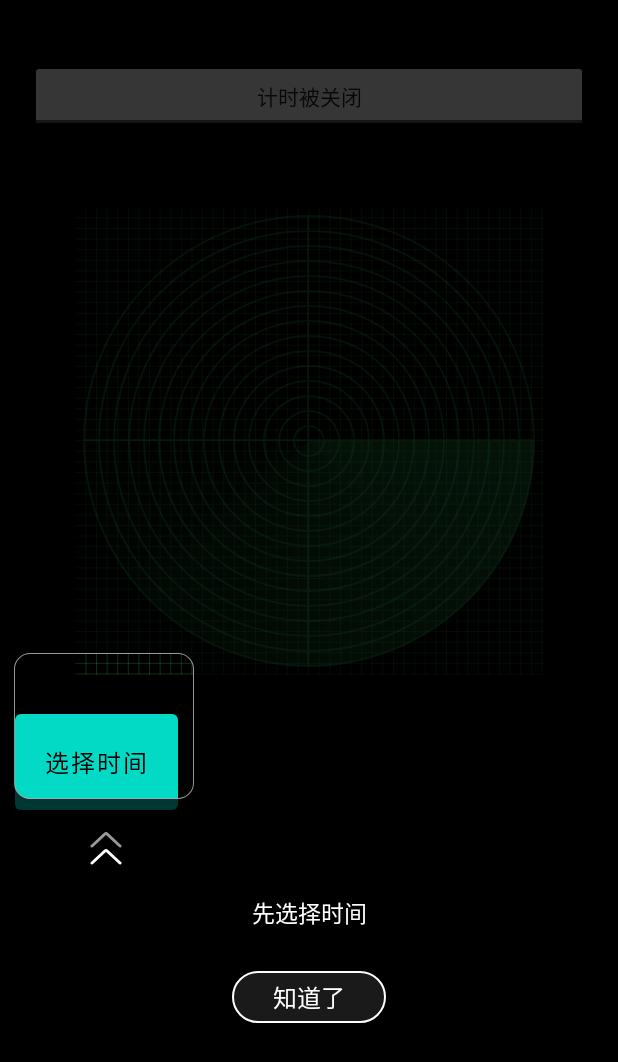
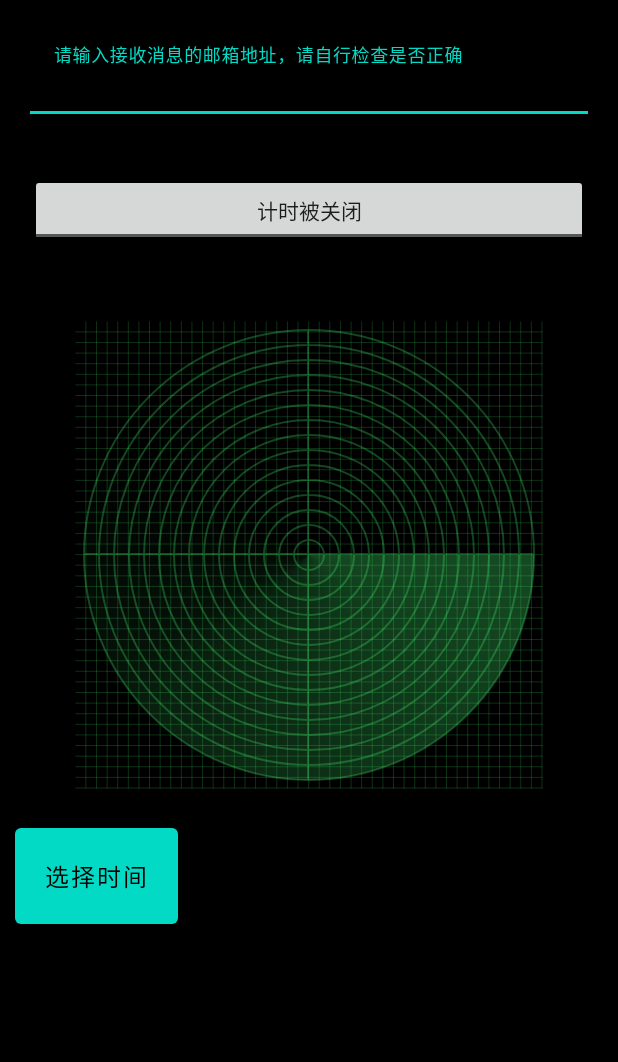
Before and after one commit to githubwangjunqiang/open_dingding, an Android app: the screen it shows after launch (MainActivity), on a phone screen of 412 x 824 dp. Shown: the top 1062 px of the screen. Run offline under Robolectric (Android 15) with nearby library versions, the phone set to English and light mode, and no system bars; libraries missing offline, so code that uses them is left out: com.teprinciple.mailsender.

Commit message:
准备迁移电脑

```diff
--- a/app/build.gradle
+++ b/app/build.gradle
@@ -61,4 +61,5 @@ dependencies {
 
     implementation 'io.reactivex.rxjava3:rxjava:3.0.7'
     implementation 'io.reactivex.rxjava3:rxandroid:3.0.0'
+    implementation 'com.teprinciple:mailsender:1.2.0'
 }
--- a/app/src/main/AndroidManifest.xml
+++ b/app/src/main/AndroidManifest.xml
@@ -4,6 +4,7 @@
 
     <uses-permission android:name="android.permission.BLUETOOTH" />
     <uses-permission android:name="android.permission.BLUETOOTH_ADMIN" />
+    <uses-permission android:name="android.permission.INTERNET" />
 
     <application
         android:name=".App"
--- a/app/src/main/java/com/app/xq/dingding/MainActivity.kt
+++ b/app/src/main/java/com/app/xq/dingding/MainActivity.kt
@@ -6,6 +6,7 @@ import android.app.DatePickerDialog
 import android.app.TimePickerDialog
 import android.bluetooth.BluetoothAdapter
 import android.content.Intent
+import android.content.SharedPreferences
 import android.content.pm.PackageManager
 import android.graphics.Color
 import android.graphics.Rect
@@ -16,10 +17,10 @@ import android.util.Log
 import android.view.animation.LinearInterpolator
 import android.widget.*
 import androidx.appcompat.app.AppCompatActivity
-import androidx.core.animation.addListener
 import androidx.lifecycle.lifecycleScope
 import com.app.xq.dingding.guidingmask.GuidingMaskView
 import com.app.xq.dingding.guidingmask.MaskView
+import com.google.android.material.textfield.TextInputEditText
 import kotlinx.coroutines.Job
 import kotlinx.coroutines.delay
 import java.io.*
@@ -43,6 +44,11 @@ class MainActivity : AppCompatActivity() {
         const val GUARDTIME = 1000 * 60L * 5
 
         /**
+         * 是否打开了钉钉
+         */
+        var startDingding = false
+
+        /**
          * 选中的时间
          */
         var millisecondValue = 0L
@@ -63,6 +69,9 @@ class MainActivity : AppCompatActivity() {
     }
     val mToggleButton by lazy {
         findViewById<ToggleButton>(R.id.switch1)
+    }
+    val edittextMailbox by lazy {
+        findViewById<TextInputEditText>(R.id.textedit)
     }
 
 
@@ -94,7 +103,7 @@ class MainActivity : AppCompatActivity() {
 
 
         mTextViewTimeStart.post {
-            if (getShow()) {
+            if (true) {
                 return@post
             }
             val rctf = Rect()
@@ -129,7 +138,14 @@ class MainActivity : AppCompatActivity() {
             build.show(this)
         }
 
+
+        val mailbox = getMailbox()
+
+        edittextMailbox?.setText(mailbox)
+
     }
+
+    var valueDouble: Double = 0.0
 
     private fun showStartMasking() {
 
@@ -218,6 +234,27 @@ class MainActivity : AppCompatActivity() {
             }
         }
 
+
+
+    }
+
+    public fun saveMailbox(mailbox: String) {
+        val sp: SharedPreferences =
+            applicationContext.getSharedPreferences("mailbox", MODE_PRIVATE)
+        sp.edit().putString("mailbox", mailbox).commit()
+    }
+
+    public fun getMailbox(): String {
+        val sp: SharedPreferences =
+            applicationContext.getSharedPreferences("mailbox", MODE_PRIVATE)
+        return sp.getString("mailbox", "") ?: ""
+    }
+
+    override fun onStop() {
+
+        val trim = edittextMailbox?.text.toString().trim()
+        saveMailbox(trim)
+        super.onStop()
     }
 
     private fun closeTime() {
@@ -239,7 +276,7 @@ class MainActivity : AppCompatActivity() {
             override fun onAnimationStart(animation: Animator?) {
                 Log.d("12345", ": 开始启动");
                 mRadarView.pts.clear()
-                for (index in 1..5){
+                for (index in 1..5) {
                     mRadarView.pts.add(
                         Random.nextInt(mRadarView.width).toFloat()
                     )
@@ -259,7 +296,7 @@ class MainActivity : AppCompatActivity() {
             override fun onAnimationRepeat(animation: Animator?) {
                 Log.d("12345", ": 开始启动");
                 mRadarView.pts.clear()
-                for (index in 1..5){
+                for (index in 1..5) {
                     mRadarView.pts.add(
                         Random.nextInt(mRadarView.width).toFloat()
                     )
@@ -296,6 +333,23 @@ class MainActivity : AppCompatActivity() {
                         startActivityForPackName("com.alibaba.android.rimet")
                     Log.d("12345", "打开: $startActivityForPackName");
                     mTextViewContent.append("\n打开钉钉：$startActivityForPackName")
+                    val trim = edittextMailbox.text.toString().trim()
+
+                    Log.d("12345", "trim:$trim ");
+                    if (!TextUtils.isEmpty(trim)) {
+                        if (startDingding) {
+                            return@launchWhenCreated
+                        }
+                        if (startActivityForPackName) {
+                            startDingding = startActivityForPackName
+                        }
+
+                        sendMailbox(
+                            arrayListOf(trim),
+                            "计时器计时时间到，并尝试打开滴滴，打开结果为：$startActivityForPackName \n 如果此次打开滴滴失败，" +
+                                    "后续会每尝试打开一次滴滴就会发送一次邮件，直到打开成功或者您回到公司手动关闭计时"
+                        )
+                    }
                 }
             }
         }
--- a/app/src/main/res/layout/activity_main.xml
+++ b/app/src/main/res/layout/activity_main.xml
@@ -8,6 +8,24 @@
     android:keepScreenOn="true"
     android:orientation="vertical"
     tools:context=".MainActivity">
+
+    <com.google.android.material.textfield.TextInputLayout
+        android:layout_width="match_parent"
+        android:layout_height="wrap_content"
+        android:layout_marginStart="20dp"
+        android:layout_marginTop="20dp"
+        android:layout_marginEnd="20dp"
+        android:textColorHint="@color/white">
+
+        <com.google.android.material.textfield.TextInputEditText
+            android:id="@+id/textedit"
+            android:layout_width="match_parent"
+            android:layout_height="wrap_content"
+            android:background="@color/black"
+            android:hint="请输入接收消息的邮箱地址，请自行检查是否正确"
+            android:textColor="@color/white"
+            android:textColorHint="@color/white" />
+    </com.google.android.material.textfield.TextInputLayout>
 
     <ToggleButton
         android:id="@+id/switch1"
@@ -28,8 +46,7 @@
         android:layout_gravity="center_horizontal"
         android:layout_marginStart="50dp"
         android:layout_marginTop="50dp"
-        android:layout_marginEnd="50dp"
-        />
+        android:layout_marginEnd="50dp" />
 
     <Button
         android:id="@+id/starttime"
@@ -54,4 +71,6 @@
         app:layout_constraintStart_toStartOf="parent" />
 
 
+
+
 </LinearLayout>
```
Also changed, not shown: app/src/main/java/com/app/xq/dingding/DiamondView.kt (added, +131 -0 lines), app/src/main/java/com/app/xq/dingding/DoubleUtils.kt (added, +26 -0 lines), app/src/main/java/com/app/xq/dingding/KotlinUtils.kt (+66 -0 lines), app/src/main/res/mipmap-xxhdpi/app_green_diamond.png (added), app/src/main/res/mipmap-xxhdpi/app_green_diamond_no.png (added), 2 other files.
